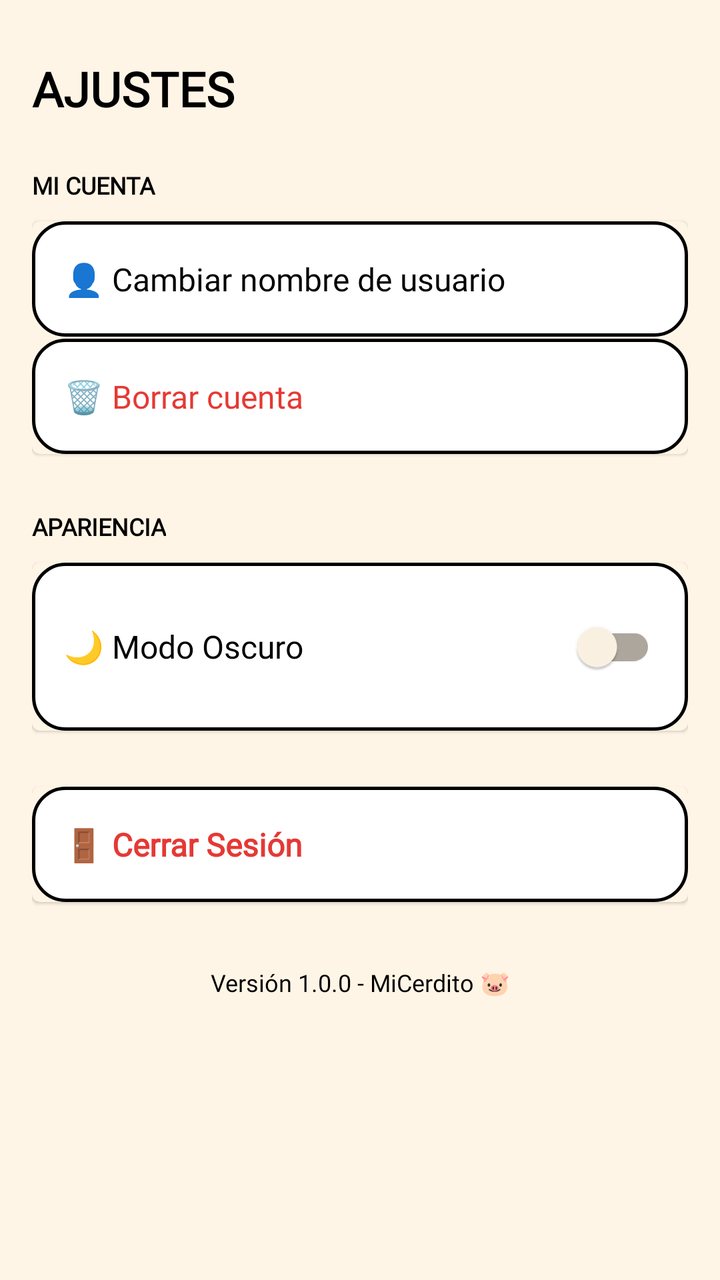
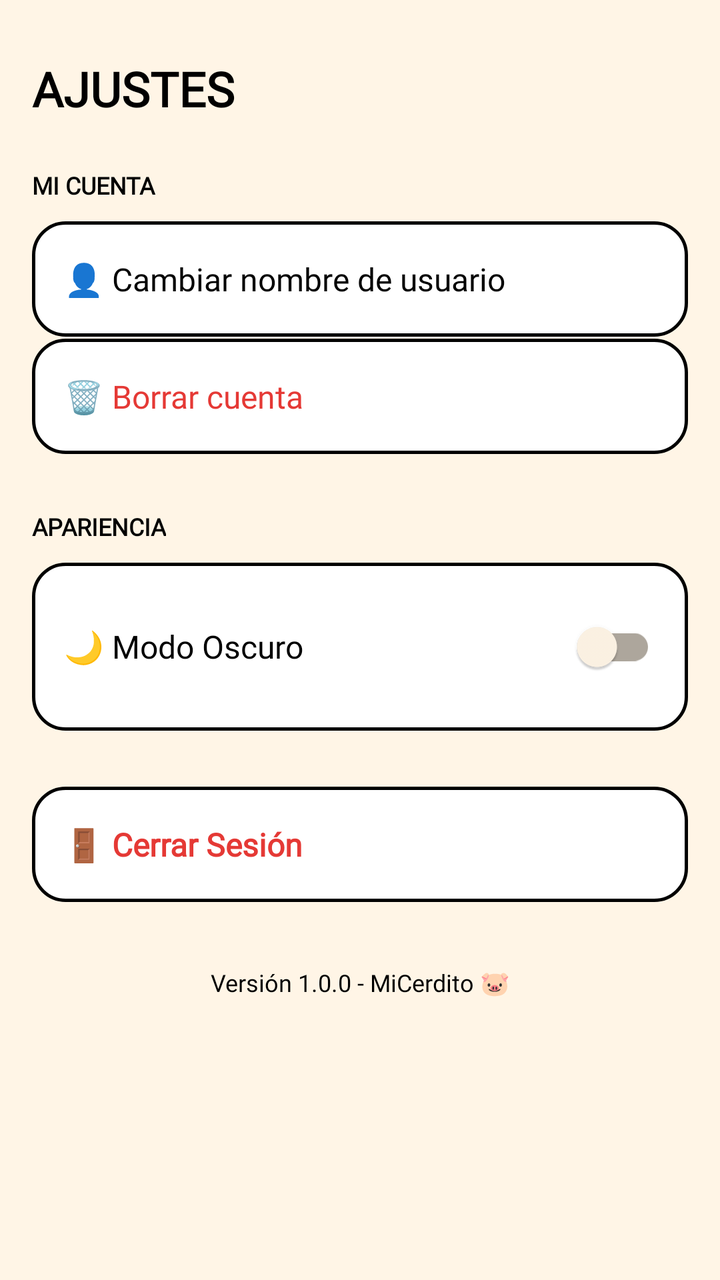

Compare the two renders of this Android layout. The source of the first and the diff that turns it into the second are given below.
<!-- AndroidManifest.xml: application theme Theme.MiCerdito -->
<!-- res/layout/fragment_ajustes.xml -->
<?xml version="1.0" encoding="utf-8"?>
<ScrollView xmlns:android="http://schemas.android.com/apk/res/android"
    android:layout_width="match_parent"
    android:layout_height="match_parent"
    android:background="@color/background_beige"
    android:importantForAccessibility="yes">

    
    
    <LinearLayout
        android:layout_width="match_parent"
        android:layout_height="wrap_content"
        android:importantForAccessibility="yes"
        android:orientation="vertical"
        android:paddingHorizontal="16dp"
        android:paddingTop="20dp"
        android:paddingBottom="24dp">

        
        
        <TextView
            android:layout_width="wrap_content"
            android:layout_height="wrap_content"
            android:layout_marginTop="8dp"
            android:layout_marginBottom="24dp"
            android:accessibilityHeading="true"
            android:fontFamily="@font/amiko_semibold"
            android:importantForAccessibility="yes"
            android:text="AJUSTES"
            android:textColor="@color/texto_negro"
            android:textSize="24sp"
            android:textStyle="bold" />

        
        
        <TextView
            android:layout_width="wrap_content"
            android:layout_height="wrap_content"
            android:layout_marginBottom="10dp"
            android:accessibilityHeading="true"
            android:fontFamily="@font/amiko_semibold"
            android:importantForAccessibility="yes"
            android:text="Mi Cuenta"
            android:textAllCaps="true"
            android:textColor="@color/texto_negro"
            android:textSize="12sp"
            android:textStyle="bold" />

        
        
        <com.google.android.material.card.MaterialCardView
            android:layout_width="match_parent"
            android:layout_height="wrap_content"
            android:layout_marginBottom="28dp"
            android:importantForAccessibility="yes">

            
            
            <LinearLayout
                android:layout_width="match_parent"
                android:layout_height="wrap_content"
                android:orientation="vertical">

                
                
                <TextView
                    android:id="@+id/btnPerfil"
                    android:layout_width="match_parent"
                    android:layout_height="wrap_content"
                    android:background="@drawable/card_background"
                    android:clickable="true"
                    android:contentDescription="Botón, Cambiar nombre de usuario"
                    android:focusable="true"
                    android:fontFamily="@font/amiko_semibold"
                    android:importantForAccessibility="yes"
                    android:paddingHorizontal="16dp"
                    android:paddingVertical="18dp"
                    android:text="👤 Cambiar nombre de usuario"
                    android:textColor="@color/texto_negro"
                    android:textSize="16sp" />

                
                
                <View
                    android:layout_width="match_parent"
                    android:layout_height="1dp"
                    android:layout_marginHorizontal="16dp"
                    android:background="@drawable/card_background"
                    android:importantForAccessibility="no" />

                
                
                <TextView
                    android:id="@+id/btnBorrarCuenta"
                    android:layout_width="match_parent"
                    android:layout_height="wrap_content"
                    android:background="@drawable/card_background"
                    android:clickable="true"
                    android:contentDescription="Botón, Borrar cuenta permanentemente"
                    android:focusable="true"
                    android:fontFamily="@font/amiko_semibold"
                    android:importantForAccessibility="yes"
                    android:paddingHorizontal="16dp"
                    android:paddingVertical="18dp"
                    android:text="🗑️ Borrar cuenta"
                    android:textColor="#E53935"
                    android:textSize="16sp" />

            </LinearLayout>
        </com.google.android.material.card.MaterialCardView>

        
        
        <TextView
            android:layout_width="wrap_content"
            android:layout_height="wrap_content"
            android:layout_marginBottom="10dp"
            android:accessibilityHeading="true"
            android:fontFamily="@font/amiko_semibold"
            android:importantForAccessibility="yes"
            android:text="Apariencia"
            android:textAllCaps="true"
            android:textColor="@color/texto_negro"
            android:textSize="12sp"
            android:textStyle="bold" />

        
        
        <com.google.android.material.card.MaterialCardView
            android:layout_width="match_parent"
            android:layout_height="wrap_content"
            android:layout_marginBottom="28dp"
            android:importantForAccessibility="yes">

            
            <LinearLayout
                android:layout_width="match_parent"
                android:layout_height="wrap_content"
                android:orientation="vertical">

                
                
                <LinearLayout
                    android:layout_width="match_parent"
                    android:layout_height="wrap_content"
                    android:background="@drawable/card_background"
                    android:contentDescription="Opción para activar o desactivar Modo Oscuro"
                    android:focusable="true"
                    android:gravity="center_vertical"
                    android:importantForAccessibility="yes"
                    android:paddingHorizontal="16dp"
                    android:paddingVertical="18dp">

                    
                    
                    <TextView
                        android:layout_width="0dp"
                        android:layout_height="wrap_content"
                        android:layout_weight="1"
                        android:fontFamily="@font/amiko_semibold"
                        android:importantForAccessibility="no"
                        android:text="🌙 Modo Oscuro"
                        android:textColor="@color/texto_negro"
                        android:textSize="16sp" />

                    
                    
                    <com.google.android.material.switchmaterial.SwitchMaterial
                        android:id="@+id/switchDarkMode"
                        android:layout_width="wrap_content"
                        android:layout_height="wrap_content"
                        android:contentDescription="Interruptor, activar o desactivar modo oscuro"
                        android:importantForAccessibility="yes" />

                </LinearLayout>
            </LinearLayout>
        </com.google.android.material.card.MaterialCardView>

        
        
        <com.google.android.material.card.MaterialCardView
            android:layout_width="match_parent"
            android:layout_height="wrap_content"
            android:importantForAccessibility="yes">

            
            
            <TextView
                android:id="@+id/btnLogout"
                android:layout_width="match_parent"
                android:layout_height="wrap_content"
                android:background="@drawable/card_background"
                android:clickable="true"
                android:contentDescription="Botón, Cerrar sesión de la aplicación"
                android:focusable="true"
                android:fontFamily="@font/amiko_semibold"
                android:importantForAccessibility="yes"
                android:paddingHorizontal="16dp"
                android:paddingVertical="18dp"
                android:text="🚪 Cerrar Sesión"
                android:textColor="#E53935"
                android:textSize="16sp"
                android:textStyle="bold" />

        </com.google.android.material.card.MaterialCardView>

        
        
        <TextView
            android:layout_width="match_parent"
            android:layout_height="wrap_content"
            android:layout_marginTop="32dp"
            android:layout_marginBottom="16dp"
            android:contentDescription="Versión de la aplicación 1.0.0 Mi Cerdito"
            android:fontFamily="@font/amiko_semibold"
            android:gravity="center"
            android:importantForAccessibility="yes"
            android:text="Versión 1.0.0 - MiCerdito 🐷"
            android:textColor="@color/texto_negro"
            android:textSize="12sp" />

    </LinearLayout>
</ScrollView>
<!-- resources referenced by this layout -->
<resources>
  <color name="background_beige">#FFF5E6</color>
  <color name="texto_negro">#000000</color>
  <!-- drawable card_background (drawable) -->
  <?xml version="1.0" encoding="utf-8"?>
  <shape xmlns:android="http://schemas.android.com/apk/res/android">
  
      
      
      <solid android:color="@color/card_background" />
  
      
      
      <stroke
          android:width="1.5dp"
          android:color="@color/card_border" />
  
      
      <corners android:radius="16dp" />
  
      
      
      <padding
          android:bottom="12dp"
          android:left="12dp"
          android:right="12dp"
          android:top="12dp" />
  
  </shape>
  <style name="Theme.MiCerdito" parent="Theme.MaterialComponents.DayNight.NoActionBar">
          <item name="colorPrimary">@color/rosa_cerdito</item>
          <item name="colorSecondary">@color/verde_exito</item>
  
          <item name="android:windowBackground">@color/beige_claro</item>
          <item name="colorSurface">@color/background_beige</item>
  
          <item name="android:textColorPrimary">@color/texto_negro</item>
          <item name="colorOnSurface">@color/texto_negro</item>
      </style>
  <color name="card_background">#FFFFFF</color>
  <color name="card_border">#000000</color>
  <color name="rosa_cerdito">#FFC0CB</color>
  <color name="verde_exito">#161D16</color>
  <color name="beige_claro">#F5F5DC</color>
</resources>

<!-- the commit's change to res/layout/fragment_ajustes.xml (unified diff, before → after) -->
@@ -1,5 +1,6 @@
 <?xml version="1.0" encoding="utf-8"?>
 <ScrollView xmlns:android="http://schemas.android.com/apk/res/android"
+    xmlns:app="http://schemas.android.com/apk/res-auto"
     android:layout_width="match_parent"
     android:layout_height="match_parent"
     android:background="@color/background_beige"
@@ -52,7 +53,10 @@
             android:layout_width="match_parent"
             android:layout_height="wrap_content"
             android:layout_marginBottom="28dp"
-            android:importantForAccessibility="yes">
+            android:importantForAccessibility="yes"
+            app:cardElevation="0dp"
+            app:strokeColor="@color/card_border"
+            app:strokeWidth="0dp">
 
             
             
@@ -130,7 +134,10 @@
             android:layout_width="match_parent"
             android:layout_height="wrap_content"
             android:layout_marginBottom="28dp"
-            android:importantForAccessibility="yes">
+            android:importantForAccessibility="yes"
+            app:cardElevation="0dp"
+            app:strokeColor="@color/card_border"
+            app:strokeWidth="0dp">
 
             
             <LinearLayout
@@ -181,7 +188,10 @@
         <com.google.android.material.card.MaterialCardView
             android:layout_width="match_parent"
             android:layout_height="wrap_content"
-            android:importantForAccessibility="yes">
+            android:importantForAccessibility="yes"
+            app:cardElevation="0dp"
+            app:strokeColor="@color/card_border"
+            app:strokeWidth="0dp">
 
             
             
